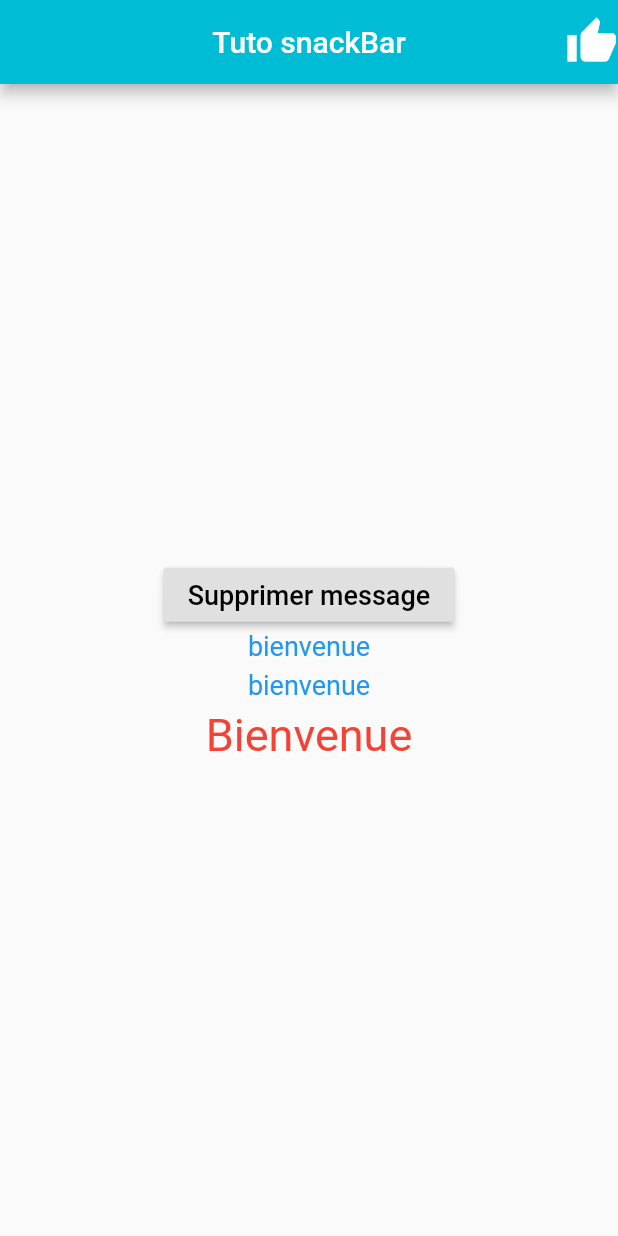
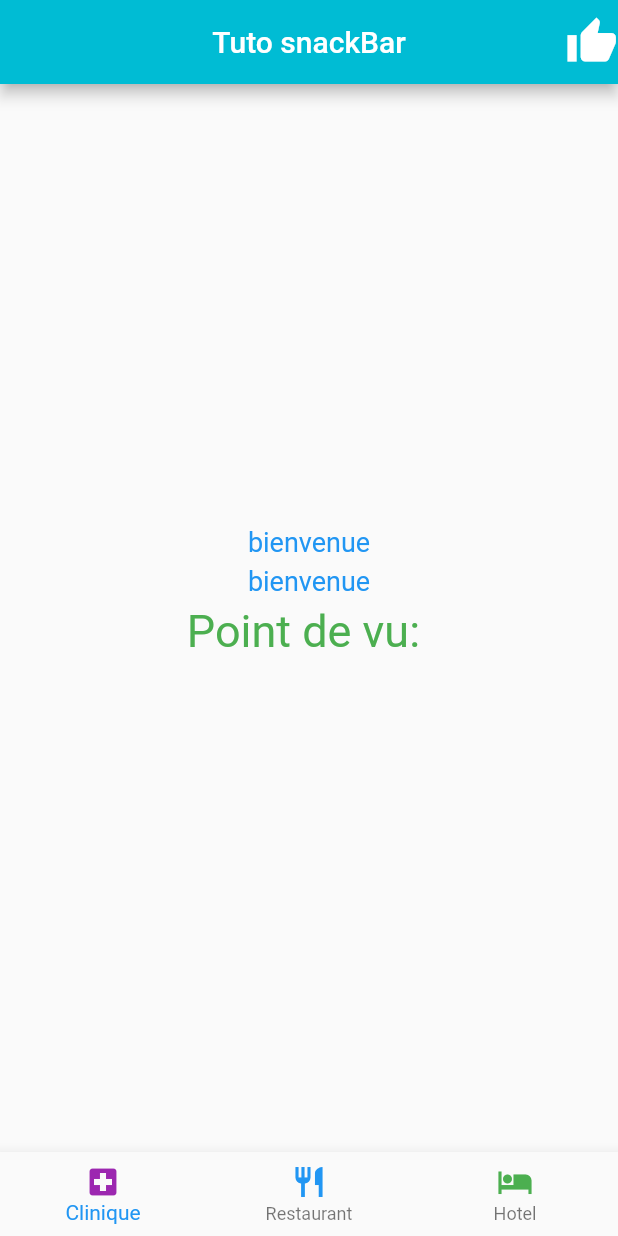
Before and after one commit to JamelChatti/NewProject, a Flutter app: the screen it shows after launch, on a phone screen of 412 x 824 dp. Run offline on Flutter 3.47's test engine with Material 2 defaults, Android fonts, the phone set to English and light mode, and no system bars.

```diff
--- a/lib/main.dart
+++ b/lib/main.dart
@@ -22,17 +22,102 @@ class GestionFacture extends StatefulWidget {
   _GestionFactureState createState() => _GestionFactureState();
 }
 
+enum reponse {
+  OUI,
+  NON,
+  SAIS_PAS,
+}
+
 class _GestionFactureState extends State<GestionFacture> {
-  final GlobalKey<ScaffoldState>  _sb = GlobalKey<ScaffoldState>();
-  void _snackBar(){
-    _sb.currentState.showSnackBar(SnackBar(content: Text('Votre message a été supprimé')));
+  List<BottomNavigationBarItem> _item;
+  int _id = 0;
+  String value = '';
+  Widget ic = Container();
+  String msg = '';
 
+  void _setvalue(String a) => setState(() => value = a);
+
+  void _setmsg(String b) => setState(() => msg = b);
+
+  void _seticon(Widget c) => setState(() => ic = c);
+
+  Future info(String a, Widget ic) async {
+    switch (await showDialog(
+      context: context,
+      child: SimpleDialog(
+        title: Text(
+          a.toString(),
+          style: TextStyle(color: Colors.black, fontSize: 18),
+        ),
+        children: <Widget>[
+          SimpleDialogOption(
+            child: Text('OUI'),
+            onPressed: () {
+              Navigator.pop(
+                context,
+                reponse.OUI,
+              );
+            },
+          ),
+          SimpleDialogOption(
+            child: Text('NON'),
+            onPressed: () {
+              Navigator.pop(
+                context,
+                reponse.NON,
+              );
+            },
+          ),
+          SimpleDialogOption(
+            child: Text('SAIS_PAS'),
+            onPressed: () {
+              Navigator.pop(
+                context,
+                reponse.SAIS_PAS,
+              );
+            },
+          )
+        ],
+      ),
+    )) {
+      case reponse.OUI:
+        _setvalue('OUI, je suis satisfait du service');
+        break;
+      case reponse.NON:
+        _setvalue('NON, je ne suis pas satisfait du service');
+        break;
+      case reponse.SAIS_PAS:
+        _setvalue('Je ne sais pas je suis partagé');
+        break;
+    }
+  }
+
+  void initState() {
+    super.initState();
+    _item = new List();
+    _item.add(BottomNavigationBarItem(
+        icon: Icon(
+          Icons.local_hospital,
+          color: Colors.purple,
+        ),
+        title: Text('Clinique')));
+    _item.add(BottomNavigationBarItem(
+        icon: Icon(
+          Icons.restaurant,
+          color: Colors.blue,
+        ),
+        title: Text('Restaurant')));
+    _item.add(BottomNavigationBarItem(
+        icon: Icon(
+          Icons.hotel,
+          color: Colors.green,
+        ),
+        title: Text('Hotel')));
   }
 
   @override
   Widget build(BuildContext context) {
     return Scaffold(
-      key: _sb,
       appBar: AppBar(
         backgroundColor: Colors.cyan,
         title: Text('Tuto snackBar'),
@@ -48,16 +133,6 @@ class _GestionFactureState extends State<GestionFacture> {
         child: Column(
           mainAxisAlignment: MainAxisAlignment.center,
           children: <Widget>[
-            RaisedButton(
-              onPressed: _snackBar,
-              child: Text(
-                'Supprimer message',
-                style: TextStyle(
-                  color: Colors.black,
-                  fontSize: 18,
-                ),
-              ),
-            ),
             Text(
               'bienvenue',
               style: TextStyle(
@@ -78,15 +153,51 @@ class _GestionFactureState extends State<GestionFacture> {
             Padding(
               padding: EdgeInsets.only(top: 5),
             ),
+
             Text(
-              'Bienvenue',
+              'Point de vu: ',
+              style: TextStyle(
+                color: Colors.green,
+                fontSize: 30,
+              ),
+            ),
+
+            Text(
+              '$value',
               style: TextStyle(
                 color: Colors.red,
                 fontSize: 30,
               ),
             ),
+
+            ic,
           ],
         ),
+      ),
+      bottomNavigationBar: BottomNavigationBar(
+        items: _item,
+        fixedColor: Colors.blue,
+        currentIndex: _id,
+        onTap: (int item) {
+          _id = item;
+          setState(() {
+            if (_id == 0) ;
+            {
+              _setmsg('Etes vous satisfait du service fourni par la clinique');
+            }
+
+            if (_id == 1) ;
+            {
+              _setmsg('Etes vous satisfaitdu service par le restaurant');
+            }
+
+            if (_id == 2) ;
+            {
+              _setmsg('Etes vous satisfait du service par l\'hotel');
+            }
+            info(msg, ic);
+          });
+        },
       ),
     );
     //barre de navigation
```
